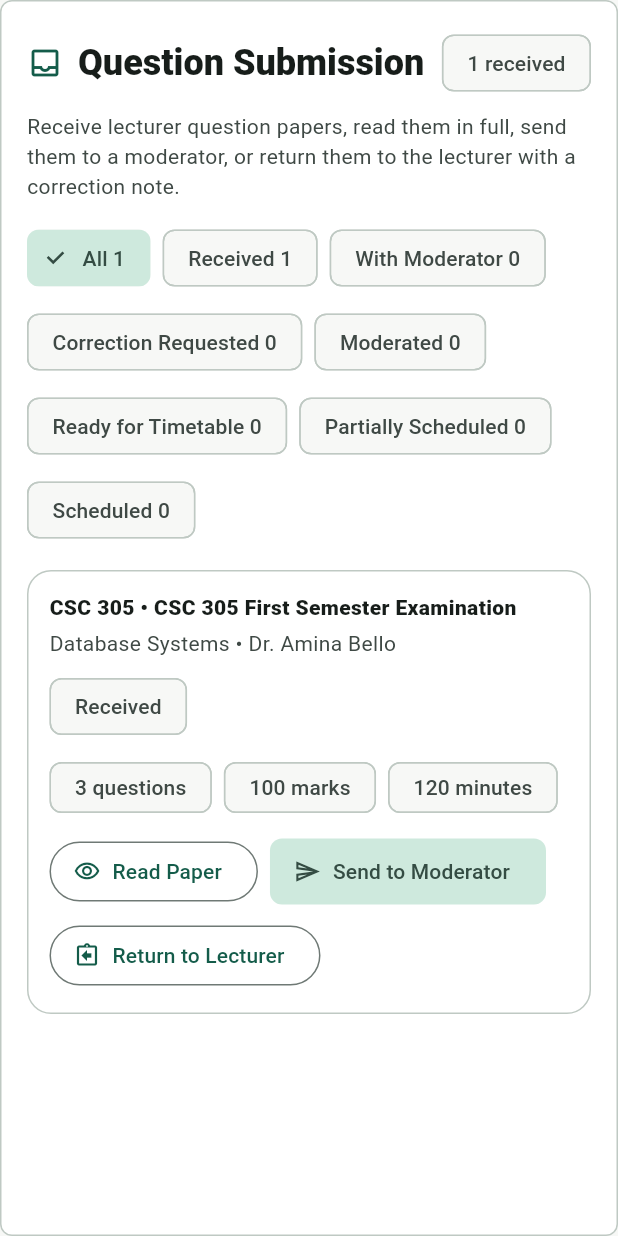
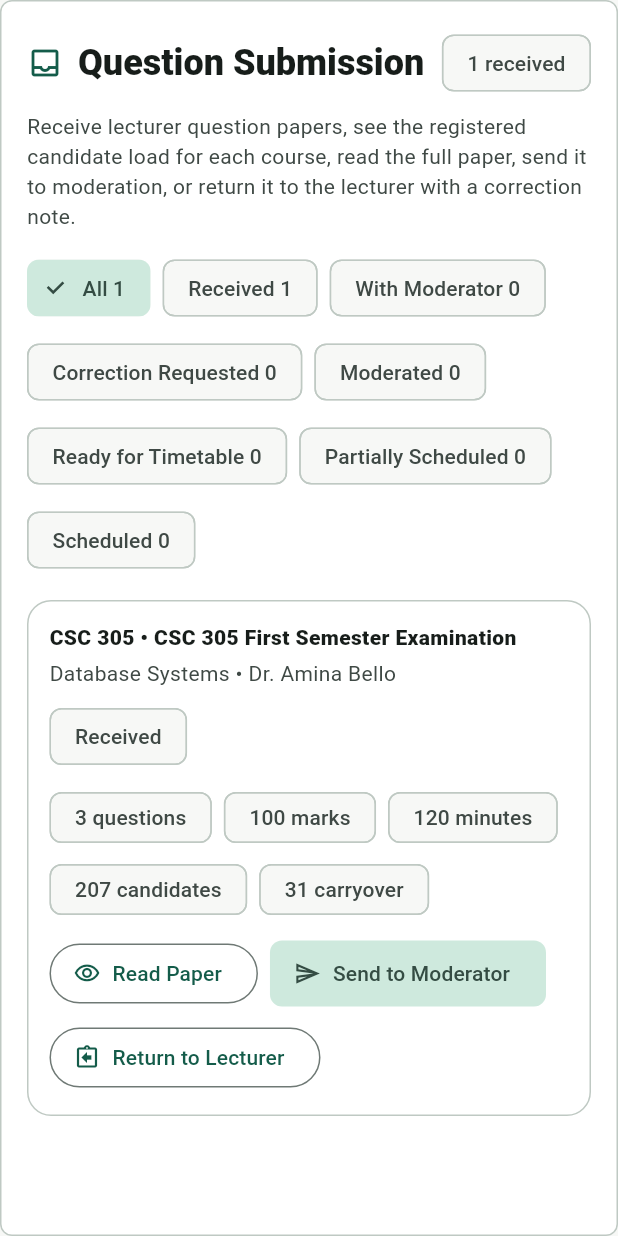
Before and after one commit to Bkzazzau1/abu_cbt_lecturer, a Flutter app: the ExamOfficerQuestionSubmissionPanel widget shown alone on an empty page, opened directly, on a phone screen of 412 x 824 dp. Run offline on Flutter 3.47's test engine with Material 3 defaults, Android fonts, the phone set to English and light mode, and no system bars; our stand-ins replace file_picker, pdf, printing, shared_preferences; accounts and stored records are empty.

Commit message:
Show candidate counts in Exam Officer question queue

```diff
--- a/lib/features/admin_shell/workspaces/exam_officer_question_submission_panel.dart
+++ b/lib/features/admin_shell/workspaces/exam_officer_question_submission_panel.dart
@@ -49,7 +49,7 @@ class _ExamOfficerQuestionSubmissionPanelState
                 ),
                 const SizedBox(height: 8),
                 Text(
-                  'Receive lecturer question papers, read them in full, send them to a moderator, or return them to the lecturer with a correction note.',
+                  'Receive lecturer question papers, see the registered candidate load for each course, read the full paper, send it to moderation, or return it to the lecturer with a correction note.',
                   style: TextStyle(
                     color: Theme.of(context).colorScheme.onSurfaceVariant,
                   ),
@@ -95,6 +95,8 @@ class _ExamOfficerQuestionSubmissionPanelState
   Widget _paperCard(BuildContext context, ExamOfficerQuestionPaper paper) {
     final scheme = Theme.of(context).colorScheme;
     final lastNote = paper.notes.isEmpty ? null : paper.notes.last;
+    final registration = _state.registrationForCourse(paper.courseCode);
+    final candidateCount = _state.candidateCountForCourse(paper.courseCode);
     return Container(
       width: double.infinity,
       margin: const EdgeInsets.only(bottom: 12),
@@ -140,6 +142,9 @@ class _ExamOfficerQuestionSubmissionPanelState
               _pill('${paper.questionCount} questions'),
               _pill('${paper.totalMarks} marks'),
               _pill('${paper.durationMinutes} minutes'),
+              _pill('$candidateCount candidates'),
+              if (registration != null && registration.carryoverCount > 0)
+                _pill('${registration.carryoverCount} carryover'),
             ],
           ),
           if (lastNote != null) ...[
@@ -267,6 +272,7 @@ class _ExamOfficerQuestionSubmissionPanelState
                     _pill(paper.lecturerName),
                     _pill('${paper.totalMarks} marks'),
                     _pill('${paper.durationMinutes} minutes'),
+                    _pill('${_state.candidateCountForCourse(paper.courseCode)} candidates'),
                   ],
                 ),
                 const SizedBox(height: 16),
```
